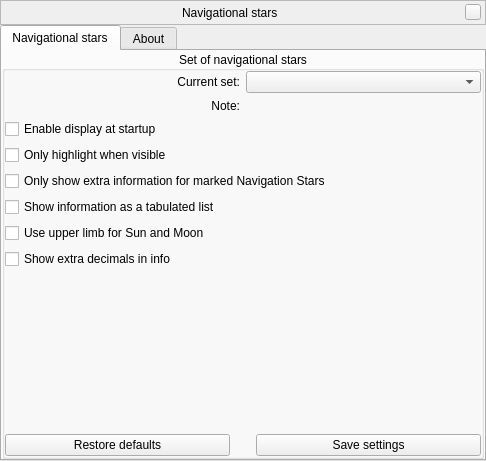
This is plugins/NavStars/src/gui/navStarsWindow.ui in greck2908/stellarium as Qt 5 draws it before an edit. The edited form follows.
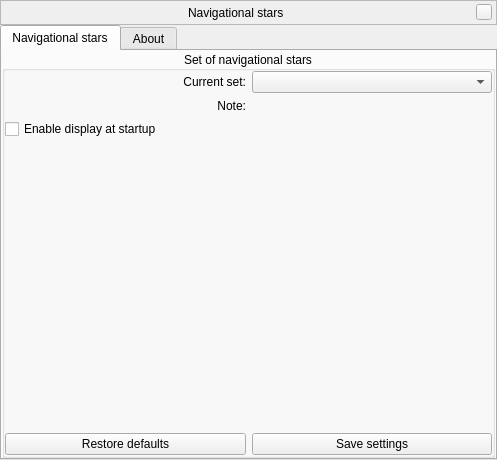
This is the edited form. Custom widgets are drawn as their Qt base class.

The edit to the form file:
```diff
--- a/plugins/NavStars/src/gui/navStarsWindow.ui
+++ b/plugins/NavStars/src/gui/navStarsWindow.ui
@@ -6,8 +6,8 @@
    <rect>
     <x>0</x>
     <y>0</y>
-    <width>486</width>
-    <height>461</height>
+    <width>497</width>
+    <height>460</height>
    </rect>
   </property>
   <layout class="QVBoxLayout" name="verticalLayout">
@@ -238,41 +238,6 @@
             </property>
            </widget>
           </item>
-          <item>
-           <widget class="QCheckBox" name="highlightWhenVisible">
-            <property name="text">
-             <string>Only highlight when visible</string>
-            </property>
-           </widget>
-          </item>
-          <item>
-           <widget class="QCheckBox" name="limitInfoToNavStars">
-            <property name="text">
-             <string>Only show extra information for marked Navigation Stars</string>
-            </property>
-           </widget>
-          </item>
-          <item>
-           <widget class="QCheckBox" name="tabulatedDisplay">
-            <property name="text">
-             <string>Show information as a tabulated list</string>
-            </property>
-           </widget>
-          </item>
-          <item>
-           <widget class="QCheckBox" name="upperLimb">
-            <property name="text">
-             <string>Use upper limb for Sun and Moon</string>
-            </property>
-           </widget>
-          </item>
-          <item>
-           <widget class="QCheckBox" name="showExtraDecimals">
-            <property name="text">
-             <string>Show extra decimals in info</string>
-            </property>
-           </widget>
-          </item>
           <item>
            <spacer name="verticalSpacer">
             <property name="orientation">
@@ -295,22 +260,6 @@
               </property>
              </widget>
             </item>
-            <item>
-             <spacer name="horizontalSpacer">
-              <property name="orientation">
-               <enum>Qt::Horizontal</enum>
-              </property>
-              <property name="sizeType">
-               <enum>QSizePolicy::Fixed</enum>
-              </property>
-              <property name="sizeHint" stdset="0">
-               <size>
-                <width>20</width>
-                <height>20</height>
-               </size>
-              </property>
-             </spacer>
-            </item>
             <item>
              <widget class="QPushButton" name="pushButtonSave">
               <property name="text">
```
